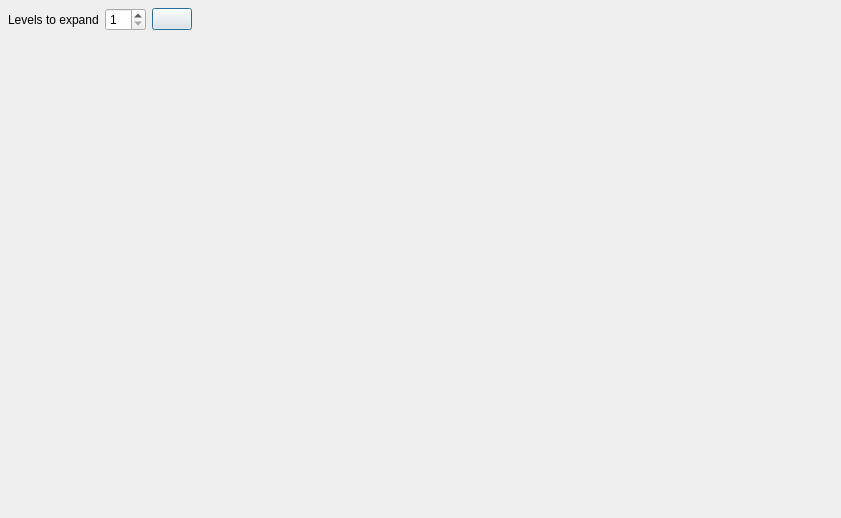
Before: the Qt Designer form src/GridCal/Gui/BusViewer/gui.ui in SanPen/GridCal, drawn with Qt 5.
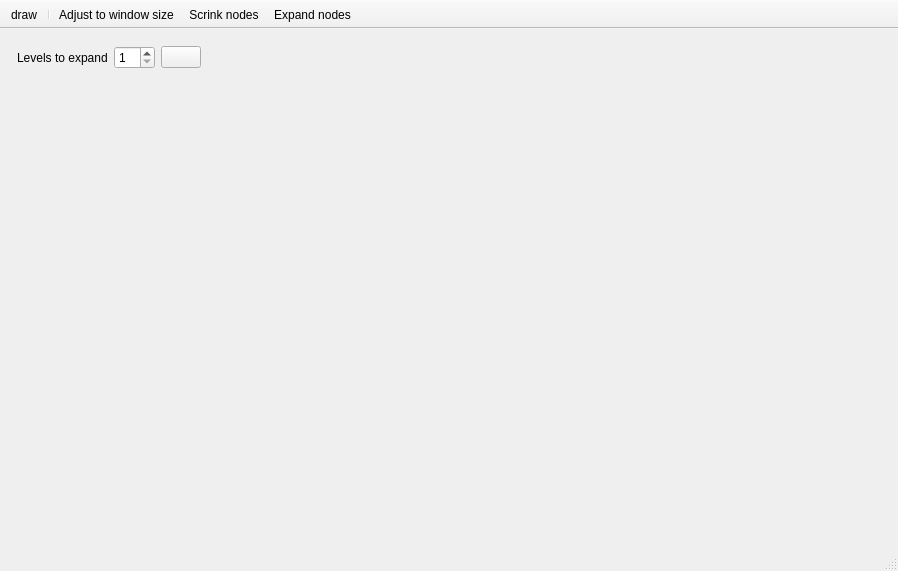
After: the same form once the commit is applied. Icons and pictures are not drawn.

Commit message: Improved bus viewer: now it colours too

```diff
--- a/src/GridCal/Gui/BusViewer/gui.ui
+++ b/src/GridCal/Gui/BusViewer/gui.ui
@@ -1,35 +1,20 @@
 <?xml version="1.0" encoding="UTF-8"?>
 <ui version="4.0">
  <class>BusViewerWindow</class>
- <widget class="QDialog" name="BusViewerWindow">
+ <widget class="QMainWindow" name="BusViewerWindow">
   <property name="geometry">
    <rect>
     <x>0</x>
     <y>0</y>
-    <width>841</width>
-    <height>518</height>
+    <width>898</width>
+    <height>571</height>
    </rect>
   </property>
   <property name="windowTitle">
-   <string>Bus viewer</string>
+   <string>MainWindow</string>
   </property>
-  <property name="windowIcon">
-   <iconset resource="icons.qrc">
-    <normaloff>:/Icons/icons/automatic_layout.svg</normaloff>:/Icons/icons/automatic_layout.svg</iconset>
-  </property>
+  <widget class="QWidget" name="centralwidget">
   <layout class="QVBoxLayout" name="verticalLayout">
-   <property name="leftMargin">
-    <number>0</number>
-   </property>
-   <property name="topMargin">
-    <number>0</number>
-   </property>
-   <property name="rightMargin">
-    <number>0</number>
-   </property>
-   <property name="bottomMargin">
-    <number>0</number>
-   </property>
    <item>
     <widget class="QFrame" name="toolsFrame">
      <property name="maximumSize">
@@ -57,7 +42,7 @@
       <property name="bottomMargin">
        <number>0</number>
       </property>
-      <item row="0" column="2">
+       <item row="0" column="3">
        <widget class="QPushButton" name="drawButton">
         <property name="toolTip">
          <string>Draw schematic</string>
@@ -78,7 +63,7 @@
         </property>
        </widget>
       </item>
-      <item row="0" column="3">
+       <item row="0" column="4">
        <spacer name="horizontalSpacer">
         <property name="orientation">
          <enum>Qt::Horizontal</enum>
@@ -91,20 +76,20 @@
         </property>
        </spacer>
       </item>
-      <item row="0" column="1">
+       <item row="0" column="5">
+        <widget class="QLabel" name="busNameLabel">
+         <property name="text">
+          <string/>
+         </property>
+        </widget>
+       </item>
+       <item row="0" column="2">
        <widget class="QSpinBox" name="levelSpinBox">
         <property name="minimum">
          <number>1</number>
         </property>
        </widget>
       </item>
-      <item row="0" column="4">
-       <widget class="QLabel" name="busNameLabel">
-        <property name="text">
-         <string>    </string>
-        </property>
-       </widget>
-      </item>
      </layout>
     </widget>
    </item>
@@ -136,22 +121,61 @@
     </widget>
    </item>
   </layout>
-  <action name="actionCopy_to_clipboard">
+  </widget>
+  <widget class="QStatusBar" name="statusbar"/>
+  <widget class="QToolBar" name="toolBar">
+   <property name="windowTitle">
+    <string>toolBar</string>
+   </property>
+   <property name="movable">
+    <bool>false</bool>
+   </property>
+   <attribute name="toolBarArea">
+    <enum>TopToolBarArea</enum>
+   </attribute>
+   <attribute name="toolBarBreak">
+    <bool>false</bool>
+   </attribute>
+   <addaction name="actiondraw"/>
+   <addaction name="separator"/>
+   <addaction name="actionAdjust_to_window_size"/>
+   <addaction name="actionScrink_nodes"/>
+   <addaction name="actionExpand_nodes"/>
+  </widget>
+  <action name="actiondraw">
    <property name="icon">
-    <iconset>
-     <normaloff>:/Icons/icons/copy.svg</normaloff>:/Icons/icons/copy.svg</iconset>
+    <iconset resource="icons.qrc">
+     <normaloff>:/Icons/icons/automatic_layout.svg</normaloff>:/Icons/icons/automatic_layout.svg</iconset>
    </property>
    <property name="text">
-    <string>Copy to clipboard</string>
+    <string>draw</string>
    </property>
   </action>
-  <action name="actionSave">
+  <action name="actionExpand_nodes">
    <property name="icon">
-    <iconset>
-     <normaloff>:/Icons/icons/import_profiles.svg</normaloff>:/Icons/icons/import_profiles.svg</iconset>
+    <iconset resource="icons.qrc">
+     <normaloff>:/Icons/icons/plus (gray).svg</normaloff>:/Icons/icons/plus (gray).svg</iconset>
    </property>
    <property name="text">
-    <string>Save</string>
+    <string>Expand nodes</string>
+   </property>
+  </action>
+  <action name="actionScrink_nodes">
+   <property name="icon">
+    <iconset resource="icons.qrc">
+     <normaloff>:/Icons/icons/minus (gray).svg</normaloff>:/Icons/icons/minus (gray).svg</iconset>
+   </property>
+   <property name="text">
+    <string>Scrink nodes</string>
+   </property>
+  </action>
+  <action name="actionAdjust_to_window_size">
+   <property name="icon">
+    <iconset resource="icons.qrc">
+     <normaloff>:/Icons/icons/resize.svg</normaloff>:/Icons/icons/resize.svg</iconset>
+   </property>
+   <property name="text">
+    <string>Adjust to window size</string>
    </property>
   </action>
  </widget>
```
Lines whose indentation alone changed are shown as unchanged. The commit also changes 12 other files.
